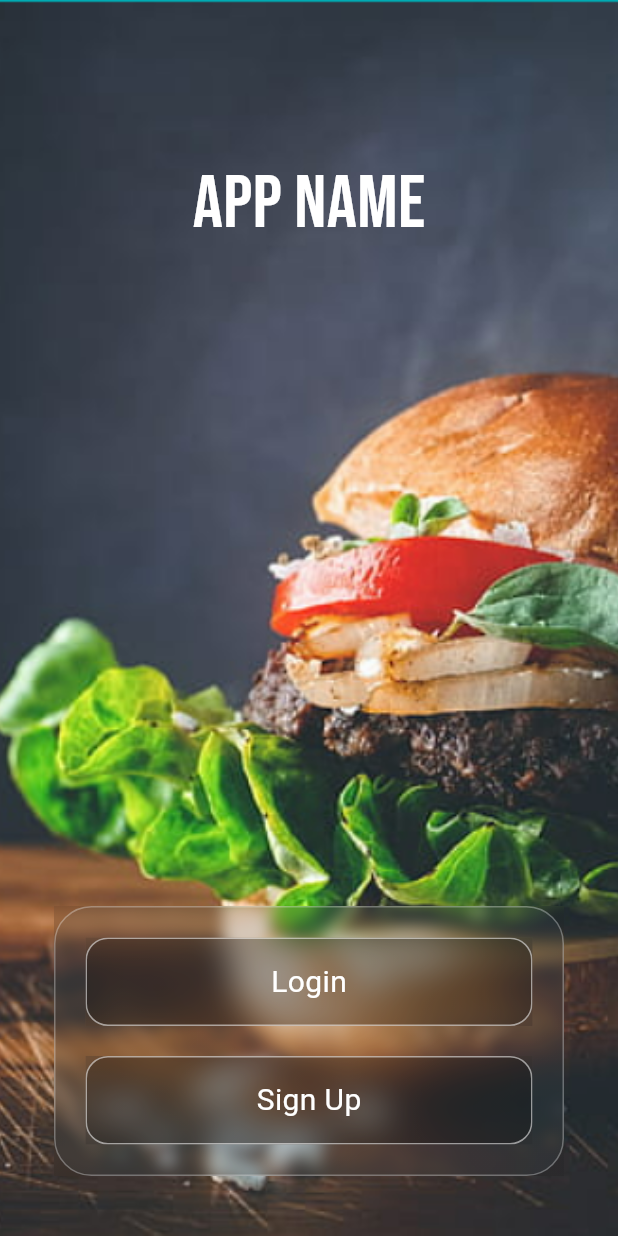
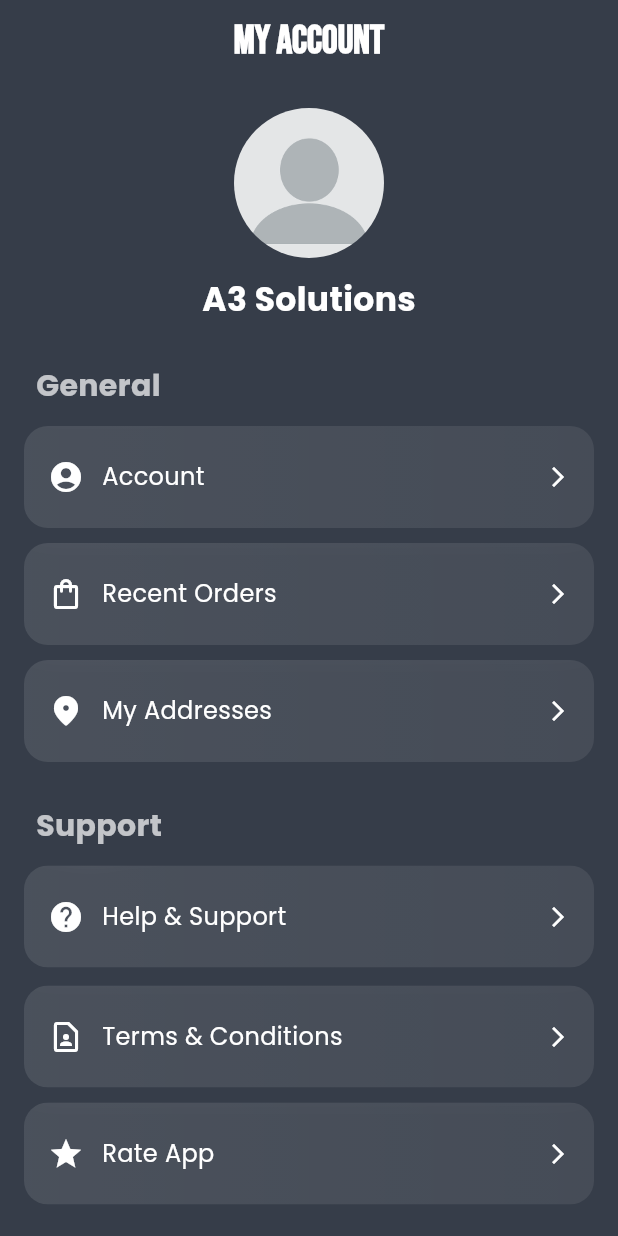
Before and after one commit to Ahmad-030/fooddeliveryapp, a Flutter app: the screen it shows after launch, on a phone screen of 412 x 824 dp. Run offline on Flutter 3.47's test engine with Material 3 defaults, Android fonts, the phone set to English and light mode, and no system bars; our stand-ins replace device_preview, glass, google_fonts, page_transition, top_snackbar_flutter.

Commit message:
Account Page

```diff
--- /dev/null
+++ b/lib/SettingScreen/Account.dart
@@ -0,0 +1,249 @@
+import 'package:flutter/material.dart';
+import 'package:glass/glass.dart';
+import 'package:google_fonts/google_fonts.dart';
+import 'package:top_snackbar_flutter/custom_snack_bar.dart';
+import 'package:top_snackbar_flutter/top_snack_bar.dart';
+
+class Account extends StatefulWidget {
+  const Account({super.key});
+
+  @override
+  State<Account> createState() => _AccountState();
+}
+
+class _AccountState extends State<Account> {
+  @override
+  Widget build(BuildContext context) {
+    return Scaffold(
+      backgroundColor: const Color(0xFF363D49),
+      appBar: AppBar(
+        title: Text(
+          "My Account",
+          style: GoogleFonts.bebasNeue(
+            fontSize: 26,
+            fontWeight: FontWeight.bold,
+            color: Colors.white,
+          ),
+        ),
+        backgroundColor: Colors.transparent,
+        elevation: 0,
+        centerTitle: true,
+      ),
+      body: ListView(
+        padding: const EdgeInsets.all(16),
+        children: [
+          // Profile Section
+          Column(
+            children: [
+              ClipOval(
+                child: Image.asset(
+                  "assets/images/download.png",
+                  width: 100,
+                  height: 100,
+                  fit: BoxFit.cover,
+                ),
+              ),
+              const SizedBox(height: 12),
+              Text(
+                "A3 Solutions",
+                style: GoogleFonts.poppins(
+                  fontSize: 22,
+                  fontWeight: FontWeight.bold,
+                  color: Colors.white,
+                ),
+              ),
+            ],
+          ),
+
+          const SizedBox(height: 28),
+
+          // GENERAL SECTION
+          Padding(
+            padding: const EdgeInsets.only(left: 8.0),
+            child: SectionTitle("General"),
+          ),
+          const SizedBox(height: 12),
+          GlassListTile(
+            icon: Icons.account_circle,
+            title: "Account",
+            onTap: () {
+              // Navigator.push(
+              //   context,
+              //   MaterialPageRoute(
+              //       builder: (_) => const DummyPage("Account Page")),
+              // );
+            },
+          ),
+          const SizedBox(height: 10),
+          GlassListTile(
+            icon: Icons.shopping_bag_outlined,
+            title: "Recent Orders",
+            onTap: () {
+              // Navigator.push(
+              //   context,
+              //   MaterialPageRoute(
+              //       builder: (_) => const DummyPage("Recent Orders Page")),
+              // );
+            },
+          ),
+          const SizedBox(height: 10),
+          GlassListTile(
+            icon: Icons.location_on_rounded,
+            title: "My Addresses",
+            onTap: () {
+              // Navigator.push(
+              //   context,
+              //   MaterialPageRoute(
+              //       builder: (_) => const DummyPage("My Addresses Page")),
+              // );
+            },
+          ),
+
+          const SizedBox(height: 28),
+
+          // SUPPORT SECTION
+          Padding(
+            padding: const EdgeInsets.only(left: 8.0),
+            child: SectionTitle("Support"),
+          ),
+          const SizedBox(height: 12),
+          GlassListTile(
+            icon: Icons.help,
+            title: "Help & Support",
+            onTap: () {
+              // Navigator.push(
+              //   context,
+              //   MaterialPageRoute(
+              //       builder: (_) => const DummyPage("Help & Support Page")),
+              // );
+            },
+          ),
+          const SizedBox(height: 12),
+          GlassListTile(
+            icon: Icons.contact_page_outlined,
+            title: "Terms & Conditions",
+            onTap: () {
+              // Navigator.push(
+              //   context,
+              //   MaterialPageRoute(
+              //       builder: (_) => const DummyPage("Terms & Conditions Page")),
+              // );
+            },
+          ),
+          const SizedBox(height: 10),
+          GlassListTile(
+            icon: Icons.star,
+            title: "Rate App",
+            onTap: () {
+              // Navigator.push(
+              //   context,
+              //   MaterialPageRoute(
+              //       builder: (_) => const DummyPage("Rate App Page")),
+              // );
+            },
+          ),
+
+          const SizedBox(height: 28),
+
+          // LOGOUT BUTTON
+          InkWell(
+            onTap: () {
+              showTopSnackBar(
+                Overlay.of(context),
+                const CustomSnackBar.success(
+                  message: "✅ Logged out successfully!",
+                ),
+              );
+            },
+            child: Container(
+              width: double.infinity,
+              padding: const EdgeInsets.symmetric(vertical: 15),
+              decoration: BoxDecoration(
+                borderRadius: BorderRadius.circular(15),
+                gradient: const LinearGradient(
+                  colors: [Colors.redAccent, Colors.red],
+                ),
+              ),
+              child: Center(
+                child: Text(
+                  "Logout",
+                  style: GoogleFonts.aBeeZee(
+                    fontSize: 18,
+                    fontWeight: FontWeight.bold,
+                    color: Colors.white,
+                  ),
+                ),
+              ),
+            ),
+          ),
+        ],
+      ),
+    );
+  }
+}
+
+// Section Title Widget
+class SectionTitle extends StatelessWidget {
+  final String text;
+  const SectionTitle(this.text, {super.key});
+
+  @override
+  Widget build(BuildContext context) {
+    return Text(
+      text,
+      style: GoogleFonts.poppins(
+        color: Colors.white70,
+        fontSize: 20,
+        fontWeight: FontWeight.bold,
+      ),
+    );
+  }
+}
+
+// Glass ListTile
+class GlassListTile extends StatelessWidget {
+  final IconData icon;
+  final String title;
+  final VoidCallback onTap;
+
+  const GlassListTile({
+    super.key,
+    required this.icon,
+    required this.title,
+    required this.onTap,
+  });
+
+  @override
+  Widget build(BuildContext context) {
+    return InkWell(
+      onTap: onTap, // 👈 makes it clickable
+      borderRadius: BorderRadius.circular(16),
+      child: Container(
+        margin: const EdgeInsets.symmetric(vertical: 8),
+        padding: const EdgeInsets.symmetric(horizontal: 16, vertical: 14),
+        decoration: BoxDecoration(
+          borderRadius: BorderRadius.circular(16),
+        ),
+        child: Row(
+          children: [
+            Icon(icon, color: Colors.white),
+            const SizedBox(width: 12),
+            Expanded(
+              child: Text(
+                title,
+                style: GoogleFonts.poppins(
+                  color: Colors.white,
+                  fontSize: 16,
+                ),
+              ),
+            ),
+            const Icon(Icons.arrow_forward_ios, color: Colors.white, size: 16),
+          ],
+        ),
+      ).asGlass(
+        tintColor: Colors.white,
+        clipBorderRadius: BorderRadius.circular(16),
+      ),
+    );
+  }
+}
--- a/lib/main.dart
+++ b/lib/main.dart
@@ -3,6 +3,7 @@ import 'package:flutter/material.dart';
 import 'package:fooddelivery/OnBoarding%20Screens/Login.dart';
 import 'package:fooddelivery/OnBoarding%20Screens/OnBoarding.dart';
 import 'package:fooddelivery/OnBoarding%20Screens/forget.dart';
+import 'package:fooddelivery/SettingScreen/Account.dart';
 
 void main() {
   runApp(
@@ -26,7 +27,7 @@ class MyApp extends StatelessWidget {
 
         colorScheme: ColorScheme.fromSeed(seedColor: Colors.deepPurple),
       ),
-      home: Onboarding(),
+      home: Account(),
     );
   }
 }
```
Also changed, not shown: assets/images/download.png (added).
